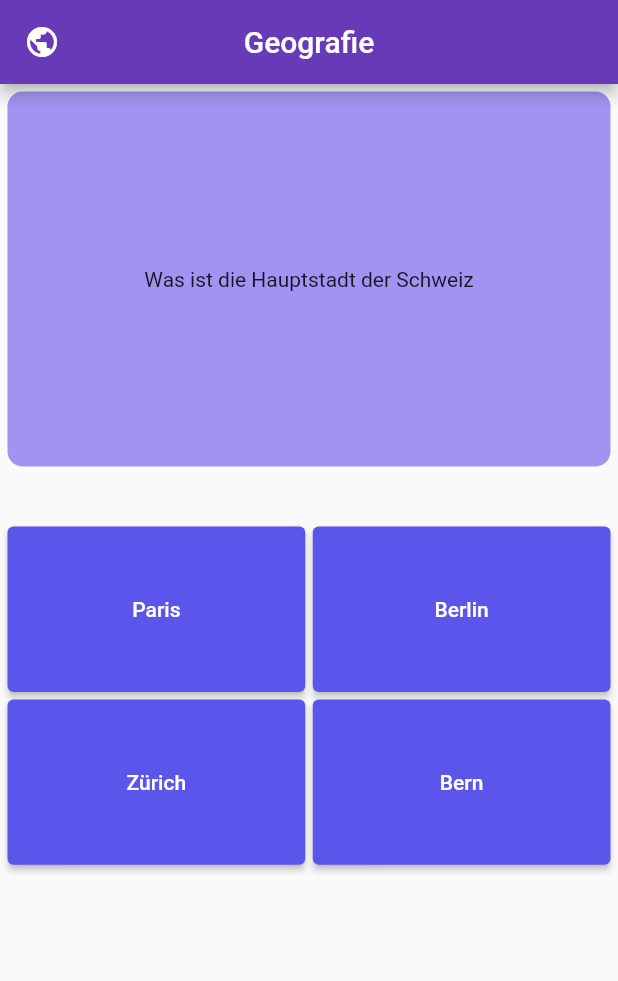
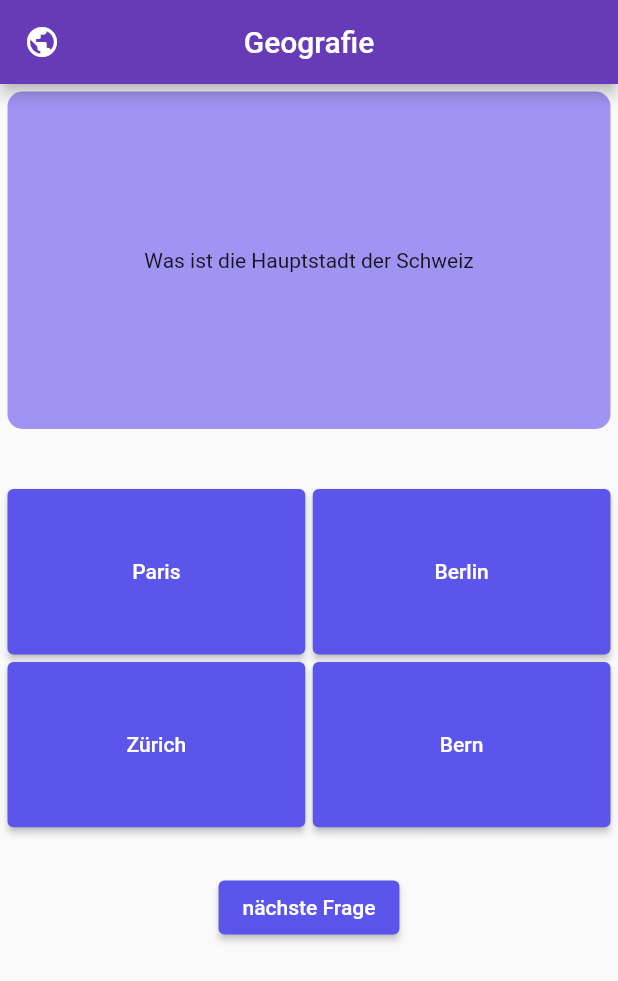
Before and after one commit to Majkel1991/Quizmania, a Flutter app: the GeografieView screen opened by its route, on a phone screen of 412 x 824 dp. Shown: the top 981 px of the screen. Run offline on Flutter 3.47's test engine with Material 2 defaults, Android fonts, the phone set to English and light mode, and no system bars.

Commit message:
added the switch of the button color (red wrong answer, green correct answer)

```diff
--- a/quizmania/lib/GeografieView.dart
+++ b/quizmania/lib/GeografieView.dart
@@ -21,6 +21,11 @@ class _GeografieViewState extends State<GeografieView> {
   int counter = 0;
   int score = 0;
   var scoreArray = [-3, -2, -1, 1];
+  Color buttonColor1 = ColorConstants.ButtonColor;
+  Color buttonColor2 = ColorConstants.ButtonColor;
+  Color buttonColor3 = ColorConstants.ButtonColor;
+  Color buttonColor4 = ColorConstants.ButtonColor;
+  bool isEnabled = true;
   @override
   Widget build(BuildContext context) {
     print(widget.geographyAnswersMap.toString());
@@ -67,21 +72,26 @@ class _GeografieViewState extends State<GeografieView> {
                                   MaterialStateProperty.resolveWith<Color>(
                                 (Set<MaterialState> states) {
                                   if (states.contains(MaterialState.pressed))
-                                    return ColorConstants.ButtonColor;
-                                  return ColorConstants.ButtonColor;
+                                    return buttonColor1;
+                                  return buttonColor1;
                                 },
                               ),
                             ),
-                            onPressed: () {
+                            onPressed: isEnabled
+                                ? () {
                                     setState(() {
                                       if (scoreArray[0].toString() == "1") {
                                         score += 1;
                                         print("correct answer");
+                                        buttonColor1 = Colors.green;
+                                      } else {
+                                        print("wrong answer");
+                                        buttonColor1 = Colors.red;
                                       }
-                                scoreArray.shuffle();
-                                counter += 1;
+                                      isEnabled = false;
                                     });
-                            },
+                                  }
+                                : null,
                             child: Text(widget.geographyAnswersMap
                                 .elementAt(counter)[scoreArray[0]]
                                 .toString()),
@@ -95,21 +105,26 @@ class _GeografieViewState extends State<GeografieView> {
                                   MaterialStateProperty.resolveWith<Color>(
                                 (Set<MaterialState> states) {
                                   if (states.contains(MaterialState.pressed))
-                                    return ColorConstants.ButtonColor;
-                                  return ColorConstants.ButtonColor;
+                                    return buttonColor2;
+                                  return buttonColor2;
                                 },
                               ),
                             ),
-                            onPressed: () {
+                            onPressed: isEnabled
+                                ? () {
                                     setState(() {
                                       if (scoreArray[1].toString() == "1") {
                                         score += 1;
                                         print("correct answer");
+                                        buttonColor2 = Colors.green;
+                                      } else {
+                                        print("wrong answer");
+                                        buttonColor2 = Colors.red;
                                       }
-                                scoreArray.shuffle();
-                                counter += 1;
+                                      isEnabled = false;
                                     });
-                            },
+                                  }
+                                : null,
                             child: Text(widget.geographyAnswersMap
                                 .elementAt(counter)[scoreArray[1]]
                                 .toString()),
@@ -123,21 +138,26 @@ class _GeografieViewState extends State<GeografieView> {
                                   MaterialStateProperty.resolveWith<Color>(
                                 (Set<MaterialState> states) {
                                   if (states.contains(MaterialState.pressed))
-                                    return ColorConstants.ButtonColor;
-                                  return ColorConstants.ButtonColor;
+                                    return buttonColor3;
+                                  return buttonColor3;
                                 },
                               ),
                             ),
-                            onPressed: () {
+                            onPressed: isEnabled
+                                ? () {
                                     setState(() {
                                       if (scoreArray[2].toString() == "1") {
                                         score += 1;
                                         print("correct answer");
+                                        buttonColor3 = Colors.green;
+                                      } else {
+                                        print("wrong answer");
+                                        buttonColor3 = Colors.red;
                                       }
-                                scoreArray.shuffle();
-                                counter += 1;
+                                      isEnabled = false;
                                     });
-                            },
+                                  }
+                                : null,
                             child: Text(widget.geographyAnswersMap
                                 .elementAt(counter)[scoreArray[2]]
                                 .toString()),
@@ -151,6 +171,39 @@ class _GeografieViewState extends State<GeografieView> {
                                   MaterialStateProperty.resolveWith<Color>(
                                 (Set<MaterialState> states) {
                                   if (states.contains(MaterialState.pressed))
+                                    return buttonColor4;
+                                  return buttonColor4;
+                                },
+                              ),
+                            ),
+                            onPressed: isEnabled
+                                ? () {
+                                    setState(() {
+                                      if (scoreArray[3].toString() == "1") {
+                                        score += 1;
+                                        buttonColor4 = Colors.green;
+                                        print("correct answer");
+                                      } else {
+                                        print("wrong answer");
+                                        buttonColor4 = Colors.red;
+                                      }
+                                      isEnabled = false;
+                                    });
+                                  }
+                                : null,
+                            child: Text(widget.geographyAnswersMap
+                                .elementAt(counter)[scoreArray[3]]
+                                .toString()),
+                          ),
+                        ),
+                      ],
+                    ),
+                  ),
+                  ElevatedButton(
+                    style: ButtonStyle(
+                      backgroundColor: MaterialStateProperty.resolveWith<Color>(
+                        (Set<MaterialState> states) {
+                          if (states.contains(MaterialState.pressed))
                             return ColorConstants.ButtonColor;
                           return ColorConstants.ButtonColor;
                         },
@@ -158,21 +211,16 @@ class _GeografieViewState extends State<GeografieView> {
                     ),
                     onPressed: () {
                       setState(() {
-                                if (scoreArray[3].toString() == "1") {
-                                  score += 1;
-                                  print("correct answer");
-                                }
                         scoreArray.shuffle();
                         counter += 1;
+                        buttonColor1 = ColorConstants.ButtonColor;
+                        buttonColor2 = ColorConstants.ButtonColor;
+                        buttonColor3 = ColorConstants.ButtonColor;
+                        buttonColor4 = ColorConstants.ButtonColor;
+                        isEnabled = true;
                       });
                     },
-                            child: Text(widget.geographyAnswersMap
-                                .elementAt(counter)[scoreArray[3]]
-                                .toString()),
-                          ),
-                        ),
-                      ],
-                    ),
+                    child: Text("nächste Frage"),
                   ),
                 ],
               ),
--- a/quizmania/lib/SizeConstants.dart
+++ b/quizmania/lib/SizeConstants.dart
@@ -18,12 +18,12 @@ class SizeConstants {
   static const double buttonWidth = 170;
   static const double buttonPadding = 15;
 
-  static const double questionBoxHeight = 250;
+  static const double questionBoxHeight = 225;
   static const double questionBoxWidth = double.infinity;
   static const double questionBoxMargin = 5;
   static const double answerBoxMargin = 5;
 
-  static const double gridViewContainerHeight = 300;
+  static const double gridViewContainerHeight = 250;
   static const double gridViewContainerMargin = 5;
   static const int gridViewCrossAxisCount = 2;
   static const double gridViewMainAxisSpacing = 5;
@@ -33,4 +33,7 @@ class SizeConstants {
   static const double backToMainButtonHeight = 150;
   static const double backToMainButtonWidth = double.infinity;
   static const double backToMainButtonMargin = 5;
+
+  static const double nextQuestionButtonHeight = 25;
+  static const double nextQuestionButtonWidth = 40;
 }
```
Lines whose indentation alone changed are shown as unchanged.
